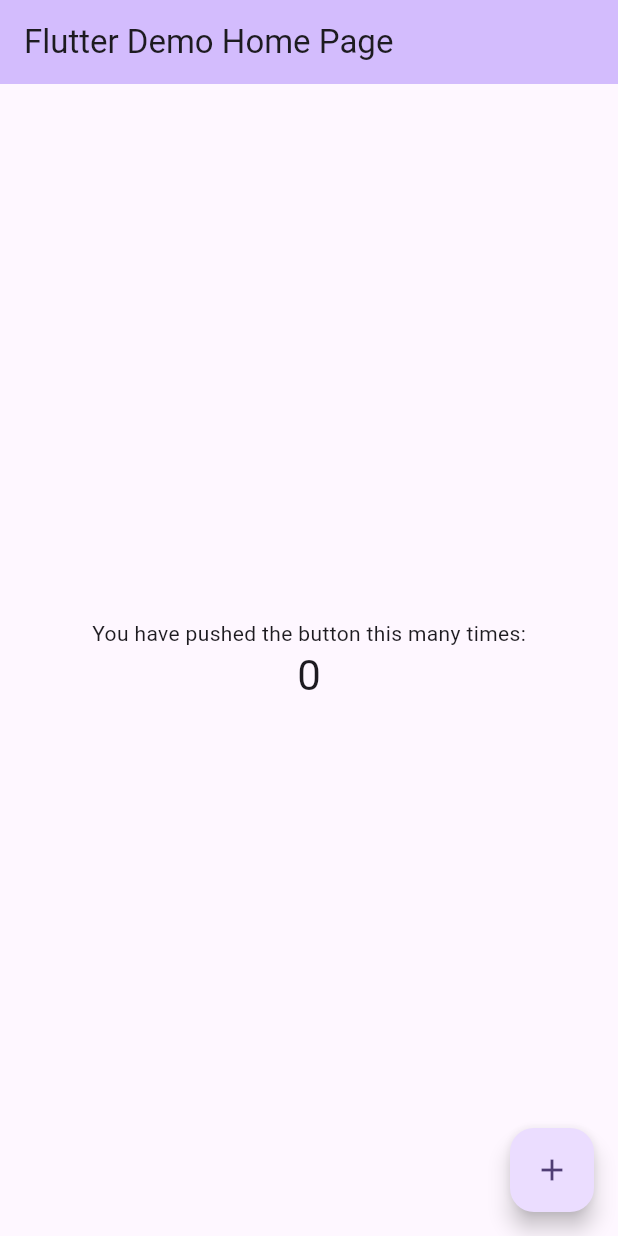
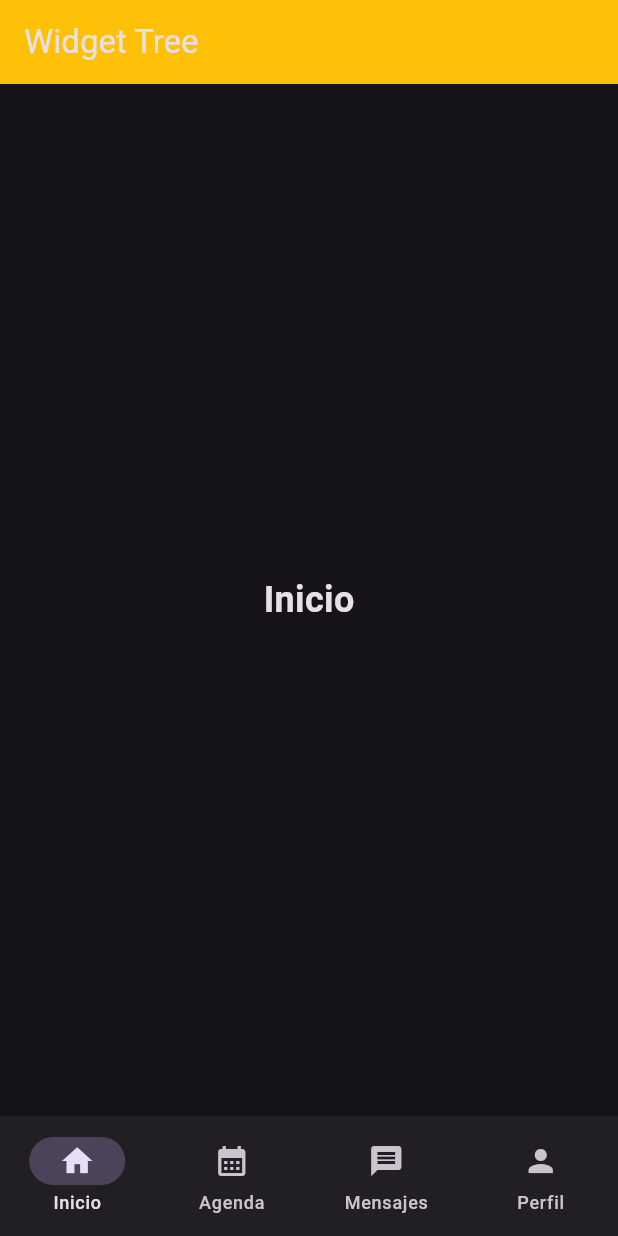
Before and after one commit to G45S4-ISIS3510-2026-1/G45-FLUTTER, a Flutter app: the screen it shows after launch, on a phone screen of 412 x 824 dp. Run offline on Flutter 3.47's test engine with Material 3 defaults, Android fonts, the light colour scheme and no system bars.

Commit message:
Initial page structure

```diff
--- /dev/null
+++ b/lib/data/notifiers.dart
@@ -0,0 +1,3 @@
+import 'package:flutter/material.dart';
+
+ValueNotifier<int> selectedPageNotifier = ValueNotifier(0);
--- a/lib/main.dart
+++ b/lib/main.dart
@@ -1,4 +1,5 @@
 import 'package:flutter/material.dart';
+import 'package:g45_flutter/views/widget_tree.dart';
 
 void main() {
   runApp(const MyApp());
@@ -11,24 +12,13 @@ class MyApp extends StatelessWidget {
   @override
   Widget build(BuildContext context) {
     return MaterialApp(
+      debugShowCheckedModeBanner: false,
       title: 'Flutter Demo',
       theme: ThemeData(
-        // This is the theme of your application.
-        //
-        // TRY THIS: Try running your application with "flutter run". You'll see
-        // the application has a purple toolbar. Then, without quitting the app,
-        // try changing the seedColor in the colorScheme below to Colors.green
-        // and then invoke "hot reload" (save your changes or press the "hot
-        // reload" button in a Flutter-supported IDE, or press "r" if you used
-        // the command line to start the app).
-        //
-        // Notice that the counter didn't reset back to zero; the application
-        // state is not lost during the reload. To reset the state, use hot
-        // restart instead.
-        //
-        // This works for code too, not just values: Most code changes can be
-        // tested with just a hot reload.
-        colorScheme: .fromSeed(seedColor: Colors.deepPurple),
+        colorScheme: .fromSeed(
+          seedColor: Colors.deepPurple,
+          brightness: Brightness.dark,
+        ),
       ),
       home: const MyHomePage(title: 'Flutter Demo Home Page'),
     );
@@ -38,15 +28,6 @@ class MyApp extends StatelessWidget {
 class MyHomePage extends StatefulWidget {
   const MyHomePage({super.key, required this.title});
 
-  // This widget is the home page of your application. It is stateful, meaning
-  // that it has a State object (defined below) that contains fields that affect
-  // how it looks.
-
-  // This class is the configuration for the state. It holds the values (in this
-  // case the title) provided by the parent (in this case the App widget) and
-  // used by the build method of the State. Fields in a Widget subclass are
-  // always marked "final".
-
   final String title;
 
   @override
@@ -54,19 +35,6 @@ class MyHomePage extends StatefulWidget {
 }
 
 class _MyHomePageState extends State<MyHomePage> {
-  int _counter = 0;
-
-  void _incrementCounter() {
-    setState(() {
-      // This call to setState tells the Flutter framework that something has
-      // changed in this State, which causes it to rerun the build method below
-      // so that the display can reflect the updated values. If we changed
-      // _counter without calling setState(), then the build method would not be
-      // called again, and so nothing would appear to happen.
-      _counter++;
-    });
-  }
-
   @override
   Widget build(BuildContext context) {
     // This method is rerun every time setState is called, for instance as done
@@ -75,48 +43,6 @@ class _MyHomePageState extends State<MyHomePage> {
     // The Flutter framework has been optimized to make rerunning build methods
     // fast, so that you can just rebuild anything that needs updating rather
     // than having to individually change instances of widgets.
-    return Scaffold(
-      appBar: AppBar(
-        // TRY THIS: Try changing the color here to a specific color (to
-        // Colors.amber, perhaps?) and trigger a hot reload to see the AppBar
-        // change color while the other colors stay the same.
-        backgroundColor: Theme.of(context).colorScheme.inversePrimary,
-        // Here we take the value from the MyHomePage object that was created by
-        // the App.build method, and use it to set our appbar title.
-        title: Text(widget.title),
-      ),
-      body: Center(
-        // Center is a layout widget. It takes a single child and positions it
-        // in the middle of the parent.
-        child: Column(
-          // Column is also a layout widget. It takes a list of children and
-          // arranges them vertically. By default, it sizes itself to fit its
-          // children horizontally, and tries to be as tall as its parent.
-          //
-          // Column has various properties to control how it sizes itself and
-          // how it positions its children. Here we use mainAxisAlignment to
-          // center the children vertically; the main axis here is the vertical
-          // axis because Columns are vertical (the cross axis would be
-          // horizontal).
-          //
-          // TRY THIS: Invoke "debug painting" (choose the "Toggle Debug Paint"
-          // action in the IDE, or press "p" in the console), to see the
-          // wireframe for each widget.
-          mainAxisAlignment: .center,
-          children: [
-            const Text('You have pushed the button this many times:'),
-            Text(
-              '$_counter',
-              style: Theme.of(context).textTheme.headlineMedium,
-            ),
-          ],
-        ),
-      ),
-      floatingActionButton: FloatingActionButton(
-        onPressed: _incrementCounter,
-        tooltip: 'Increment',
-        child: const Icon(Icons.add),
-      ),
-    );
+    return WidgetTree();
   }
 }
--- /dev/null
+++ b/lib/views/pages/agenda_page.dart
@@ -0,0 +1,10 @@
+import 'package:flutter/material.dart';
+
+class AgendaPage extends StatelessWidget {
+  const AgendaPage({super.key});
+
+  @override
+  Widget build(BuildContext context) {
+    return Container();
+  }
+}
--- /dev/null
+++ b/lib/views/pages/home_page.dart
@@ -0,0 +1,15 @@
+import 'package:flutter/material.dart';
+
+class HomePage extends StatelessWidget {
+  const HomePage({super.key});
+
+  @override
+  Widget build(BuildContext context) {
+    return Center(
+      child: Text(
+        'Inicio',
+        style: TextStyle(fontSize: 24, fontWeight: FontWeight.bold),
+      ),
+    );
+  }
+}
--- /dev/null
+++ b/lib/views/pages/messages_page.dart
@@ -0,0 +1,10 @@
+import 'package:flutter/material.dart';
+
+class MessagesPage extends StatelessWidget {
+  const MessagesPage({super.key});
+
+  @override
+  Widget build(BuildContext context) {
+    return Container();
+  }
+}
--- /dev/null
+++ b/lib/views/pages/profile_page.dart
@@ -0,0 +1,15 @@
+import 'package:flutter/material.dart';
+
+class ProfilePage extends StatelessWidget {
+  const ProfilePage({super.key});
+
+  @override
+  Widget build(BuildContext context) {
+    return Center(
+      child: Text(
+        'Perfil',
+        style: TextStyle(fontSize: 24, fontWeight: FontWeight.bold),
+      ),
+    );
+  }
+}
--- /dev/null
+++ b/lib/views/widget_tree.dart
@@ -0,0 +1,28 @@
+import 'package:flutter/material.dart';
+import 'package:g45_flutter/data/notifiers.dart';
+import 'package:g45_flutter/views/pages/agenda_page.dart';
+import 'package:g45_flutter/views/pages/home_page.dart';
+import 'package:g45_flutter/views/pages/messages_page.dart';
+import 'package:g45_flutter/views/pages/profile_page.dart';
+import 'package:g45_flutter/widgets/navbar_widget.dart';
+
+List<Widget> pages = [HomePage(), AgendaPage(), MessagesPage(), ProfilePage()];
+
+class WidgetTree extends StatelessWidget {
+  const WidgetTree({super.key});
+
+  @override
+  Widget build(BuildContext context) {
+    return Scaffold(
+      appBar: AppBar(backgroundColor: Colors.amber, title: Text('Widget Tree')),
+      body: ValueListenableBuilder(
+        valueListenable: selectedPageNotifier,
+        builder: (context, selectedPageNotifier, child) {
+          return pages.elementAt(selectedPageNotifier);
+        },
+      ),
+      bottomNavigationBar: NavbarWidget(),
+    );
+    ;
+  }
+}
--- /dev/null
+++ b/lib/widgets/navbar_widget.dart
@@ -0,0 +1,30 @@
+import 'package:flutter/material.dart';
+import 'package:g45_flutter/data/notifiers.dart';
+
+class NavbarWidget extends StatelessWidget {
+  const NavbarWidget({super.key});
+
+  @override
+  Widget build(BuildContext context) {
+    return ValueListenableBuilder(
+      valueListenable: selectedPageNotifier,
+      builder: (context, selectedPage, child) {
+        return NavigationBar(
+          destinations: [
+            NavigationDestination(icon: Icon(Icons.home), label: 'Inicio'),
+            NavigationDestination(
+              icon: Icon(Icons.calendar_month),
+              label: 'Agenda',
+            ),
+            NavigationDestination(icon: Icon(Icons.message), label: 'Mensajes'),
+            NavigationDestination(icon: Icon(Icons.person), label: 'Perfil'),
+          ],
+          selectedIndex: selectedPage,
+          onDestinationSelected: (int value) {
+            selectedPageNotifier.value = value;
+          },
+        );
+      },
+    );
+  }
+}
```
